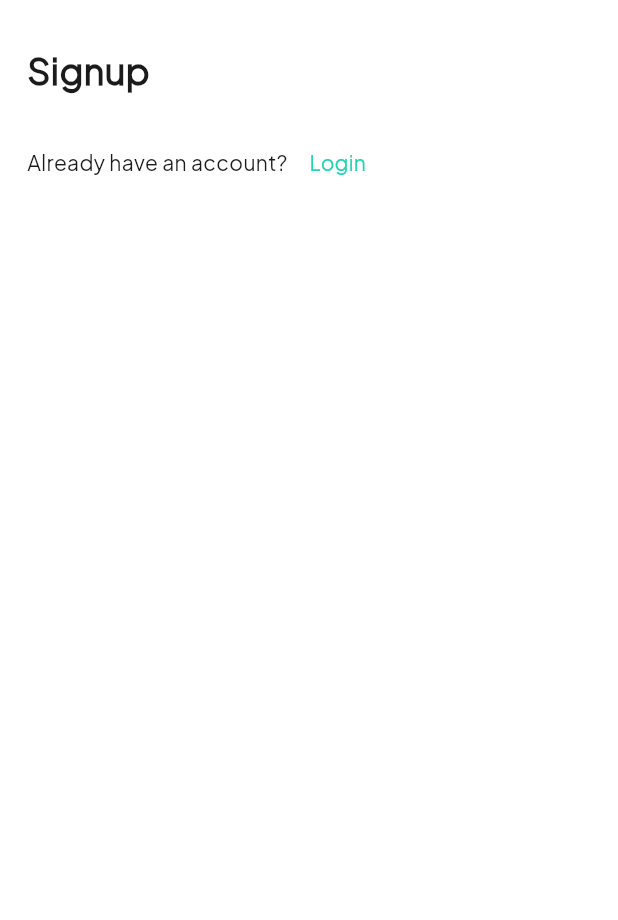
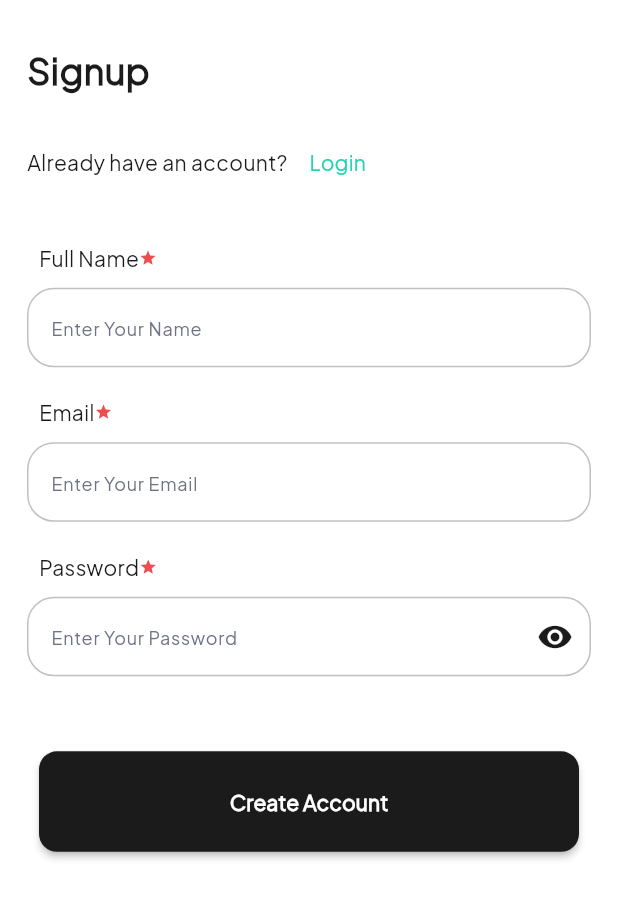
Before and after one commit to Mahmoud-Adel-Ali/Quick-Mart-E-commerce-App, a Flutter app: the SignUpView screen opened by its route, on a phone screen of 412 x 824 dp, the part 89-1009 px from its top. Run offline on Flutter 3.47's test engine with Material 3 defaults, Android fonts, the phone set to English and light mode, and no system bars; our stand-ins replace animated_custom_dropdown, flutter_bloc, flutter_svg, fluttertoast, intl_phone_field, shared_preferences; accounts and stored records are empty.

Commit message:
sign up form done

```diff
--- a/lib/core/app/widgets/custom_text_form_field.dart
+++ b/lib/core/app/widgets/custom_text_form_field.dart
@@ -49,7 +49,7 @@ class CustomTextFormField extends StatelessWidget {
                 borderSide: BorderSide(
                   color: context.color.cyan,
                 )),
-            // errorBorder: errorBorder(context),
+            errorBorder: errorBorder(context),
             focusedErrorBorder: errorBorder(context),
             enabledBorder: OutlineInputBorder(
               borderRadius: BorderRadius.circular(18),
--- /dev/null
+++ b/lib/features/auth/presentation/widgets/sign_up_form.dart
@@ -0,0 +1,70 @@
+import 'package:flutter/material.dart';
+import 'package:quick_mart_app/core/app/widgets/custom_button.dart';
+import 'package:quick_mart_app/core/app/widgets/custom_text_form_field.dart';
+import 'package:quick_mart_app/core/extensions/context_extention.dart';
+import 'package:quick_mart_app/features/auth/manager/functions/valid.dart';
+
+class SignUpForm extends StatefulWidget {
+  const SignUpForm({super.key});
+
+  @override
+  State<SignUpForm> createState() => _SignUpFormState();
+}
+
+class _SignUpFormState extends State<SignUpForm> {
+  bool showPassword = true;
+  GlobalKey<FormState> signUpFormKey = GlobalKey();
+  @override
+  Widget build(BuildContext context) {
+    return Form(
+      key: signUpFormKey,
+      child: Column(
+        children: [
+          CustomTextFormField(
+            hintText: 'Enter Your Name',
+            lableText: 'Full Name',
+            validator: (value) {
+              return validUserName(value);
+            },
+          ),
+          const SizedBox(height: 20),
+          CustomTextFormField(
+            hintText: 'Enter Your Email',
+            lableText: 'Email',
+            validator: (value) {
+              return validatorOfEmail(value);
+            },
+          ),
+          const SizedBox(height: 20),
+          CustomTextFormField(
+            hintText: 'Enter Your Password',
+            lableText: 'Password',
+            obscureText: showPassword,
+            validator: (value) {
+              return validatorOfPassword(value);
+            },
+            suffixIcon: IconButton(
+              onPressed: () {
+                showPassword = !showPassword;
+                setState(() {});
+              },
+              icon: Icon(
+                Icons.visibility,
+                color: context.color.textColor,
+              ),
+            ),
+          ),
+          const SizedBox(height: 50),
+          CustomButton(
+            onPressed: () {
+              if (signUpFormKey.currentState!.validate()) {
+                print('done');
+              }
+            },
+            text: 'Create Account',
+          ),
+        ],
+      ),
+    );
+  }
+}
--- a/lib/features/auth/presentation/widgets/sign_up_view_body.dart
+++ b/lib/features/auth/presentation/widgets/sign_up_view_body.dart
@@ -3,6 +3,7 @@ import 'package:flutter_svg/svg.dart';
 import 'package:quick_mart_app/core/extensions/context_extention.dart';
 import 'package:quick_mart_app/core/routes/app_routes.dart';
 import 'package:quick_mart_app/core/utils/styles/styles.dart';
+import 'package:quick_mart_app/features/auth/presentation/widgets/sign_up_form.dart';
 
 class SignUpViewBody extends StatelessWidget {
   const SignUpViewBody({super.key});
@@ -13,6 +14,7 @@ class SignUpViewBody extends StatelessWidget {
     return SafeArea(
       child: Padding(
         padding: const EdgeInsets.all(18.0),
+        child: SingleChildScrollView(
           child: Column(
             children: [
               Container(
@@ -51,7 +53,10 @@ class SignUpViewBody extends StatelessWidget {
                   ),
                 ],
               ),
+              const SizedBox(height: 30),
+              const SignUpForm(),
             ],
+          ),
         ),
       ),
     );
```
Also changed, not shown: lib/features/auth/manager/functions/valid.dart (added, +40 -0 lines). Lines whose indentation alone changed are shown as unchanged.
